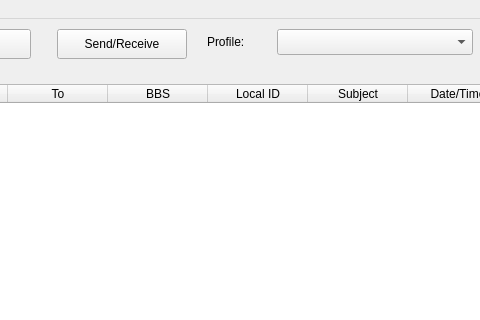
Old version of the form mainwindow.ui in the repository jimmcguffin/PyOutpost; both pictures show x 483 to 963 and y 0 to 320 of the 1276 by 649 pixel window.
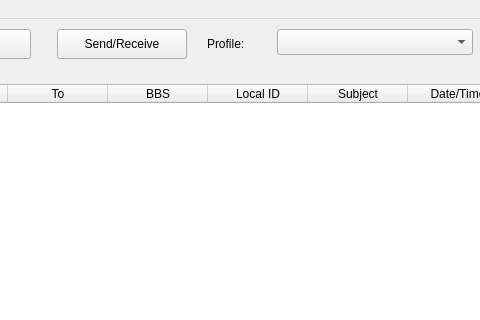
New version of the form.

Commit message: Support more dialogs, multiple profiles

Diff of the .ui file:
```diff
--- a/mainwindow.ui
+++ b/mainwindow.ui
@@ -108,7 +108,7 @@
       <x>690</x>
       <y>10</y>
       <width>66</width>
-      <height>26</height>
+      <height>30</height>
      </rect>
     </property>
     <property name="text">
```
The commit also changes 4 other files.
